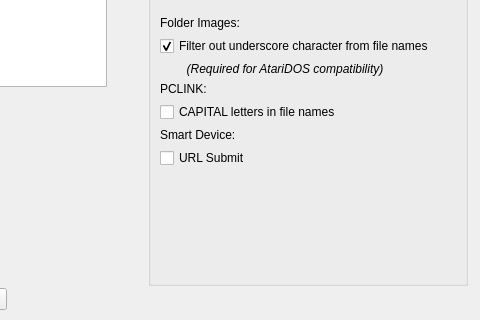
The window that optionsdialog.ui (RespeQt/RespeQt) describes before a commit, drawn with Qt 5; both pictures show x 158 to 638 and y 123 to 443 of the 638 by 443 pixel window.
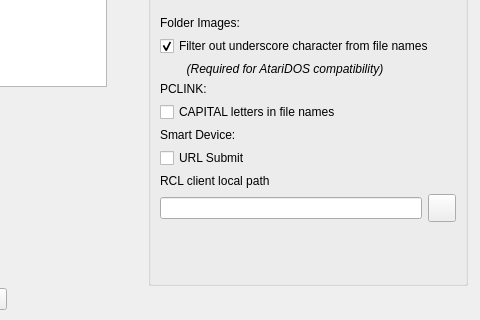
The same window after the commit. The open tabs and pages were chosen to show the change. Icons and pictures are not drawn.

Diff of the .ui file:
```diff
--- a/optionsdialog.ui
+++ b/optionsdialog.ui
@@ -706,19 +706,6 @@
           </property>
          </widget>
         </item>
-        <item row="12" column="1">
-         <spacer name="emulationSpacer2">
-          <property name="orientation">
-           <enum>Qt::Vertical</enum>
-          </property>
-          <property name="sizeHint" stdset="0">
-           <size>
-            <width>20</width>
-            <height>40</height>
-           </size>
-          </property>
-         </spacer>
-        </item>
         <item row="6" column="0" colspan="2">
          <widget class="QCheckBox" name="filterUscore">
           <property name="minimumSize">
@@ -829,6 +816,65 @@
           </property>
          </widget>
         </item>
+        <item row="13" column="0">
+         <widget class="QLineEdit" name="RclNameEdit">
+          <property name="text">
+           <string/>
+          </property>
+          <property name="readOnly">
+           <bool>true</bool>
+          </property>
+         </widget>
+        </item>
+        <item row="14" column="0">
+         <spacer name="emulationSpacer2">
+          <property name="orientation">
+           <enum>Qt::Vertical</enum>
+          </property>
+          <property name="sizeHint" stdset="0">
+           <size>
+            <width>20</width>
+            <height>40</height>
+           </size>
+          </property>
+         </spacer>
+        </item>
+        <item row="12" column="0">
+         <widget class="QLabel" name="atariSioDriverNameLabel_2">
+          <property name="sizePolicy">
+           <sizepolicy hsizetype="Expanding" vsizetype="Fixed">
+            <horstretch>0</horstretch>
+            <verstretch>0</verstretch>
+           </sizepolicy>
+          </property>
+          <property name="text">
+           <string>RCL client local path</string>
+          </property>
+         </widget>
+        </item>
+        <item row="13" column="1">
+         <widget class="QToolButton" name="buttonRclFolder">
+          <property name="enabled">
+           <bool>true</bool>
+          </property>
+          <property name="minimumSize">
+           <size>
+            <width>28</width>
+            <height>28</height>
+           </size>
+          </property>
+          <property name="maximumSize">
+           <size>
+            <width>28</width>
+            <height>28</height>
+           </size>
+          </property>
+          <property name="icon">
+           <iconset resource="icons.qrc">
+            <normaloff>:/icons/silk-icons/icons/drive.png</normaloff>:/icons/silk-icons/icons/drive.png</iconset>
+          </property>
+         </widget>
+        </item>
        </layout>
       </widget>
      </item>
```
Left out of the diff: 4 changed lines with no effect on the pictures.
